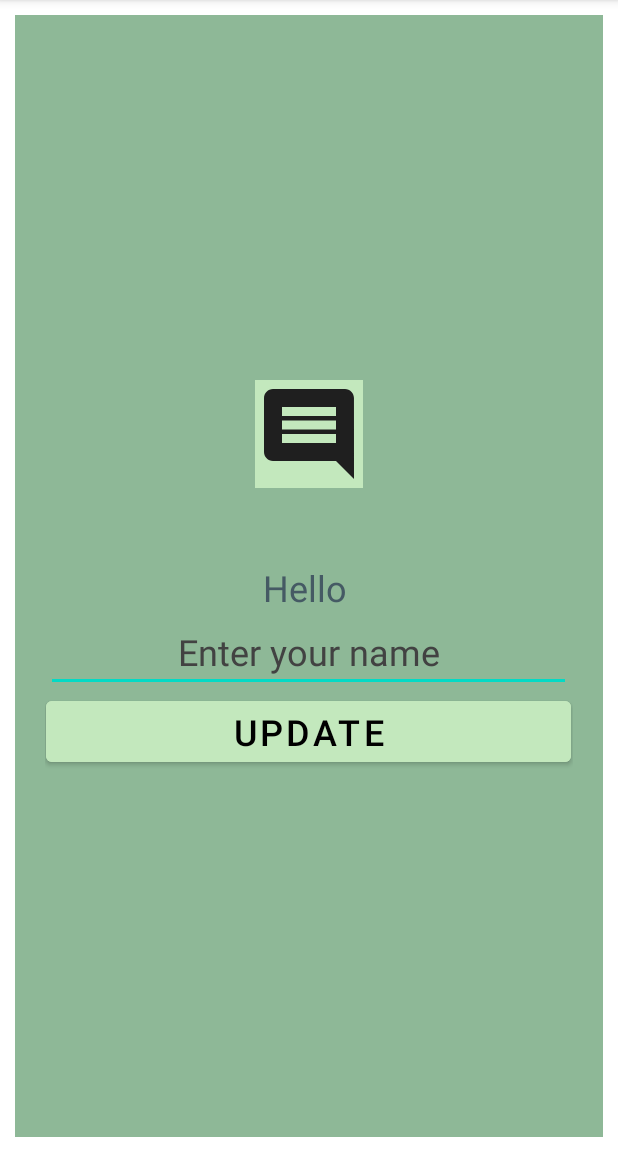
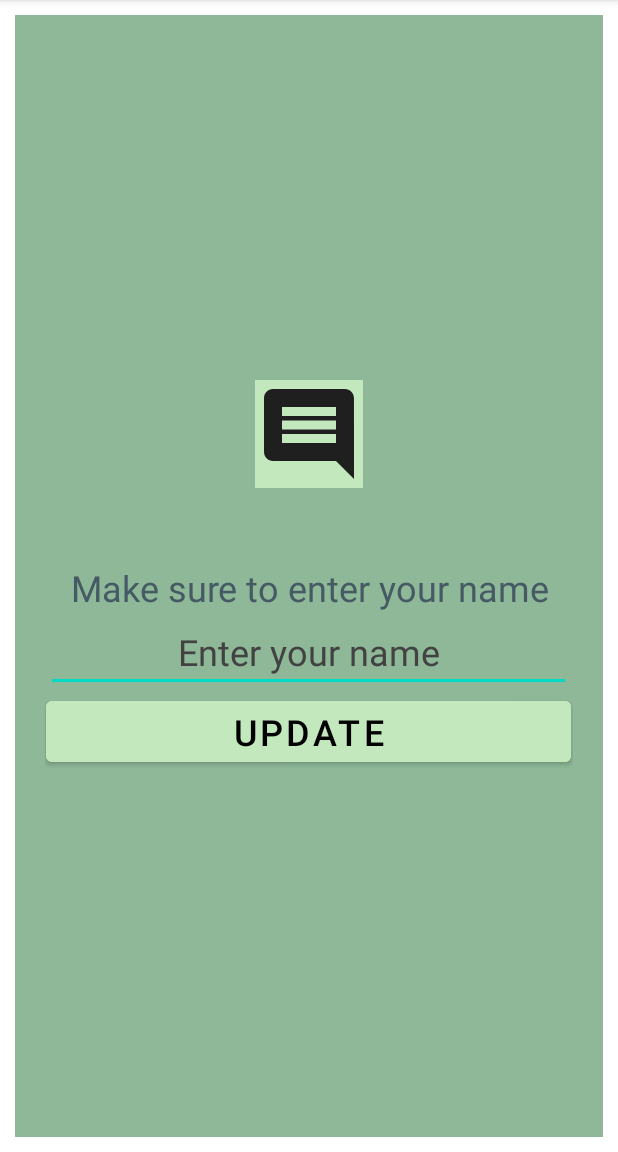
Before and after one commit to flowersa29/Portfolio, an Android app: the screen it shows after launch (MainActivity), after a tap on "UPDATE", on a phone screen of 412 x 824 dp, the part 84-1236 px from its top. Run offline under Robolectric (Android 15) with nearby library versions, the phone set to English and light mode, and no system bars.

Commit message:
Added hide keyboard

```diff
--- a/app/src/main/java/com/ebookfrenzy/motivateme/MainActivity.kt
+++ b/app/src/main/java/com/ebookfrenzy/motivateme/MainActivity.kt
@@ -1,8 +1,10 @@
 package com.ebookfrenzy.motivateme
 
+import android.content.Context
 import androidx.appcompat.app.AppCompatActivity
 import android.os.Bundle
 import android.util.Log
+import android.view.inputmethod.InputMethodManager
 import android.widget.Button
 import android.widget.EditText
 import android.widget.TextView
@@ -32,10 +34,31 @@ class MainActivity : AppCompatActivity() {
             //Get the username from the editText
             val username = name.text
 
-            //Update the textView to display our message
-            message.text = "Hello $username"
+            // pick a motivational message
+            val motivationalMessage = listOf("Keep working hard", "Never give in!", "Keep your head up","You can do it!", "You cant stop me!")
+            val index = (0..4).random()
+            val currentMessage = motivationalMessage[index]
 
-            //Clear the editText and use setText because
+        //Update the textView to display our message
+            if (username.toString() == "") {
+                message.text = "Make sure to enter your name"
+            } else {
+                message.text = "Hello $username! $currentMessage"
+            }
+
+            //Clear the editText and use setText because editText's require an editable
+            name.setText("")
+
+            //Hide the keyboard
+            hideKeyboard()
+
         }
 
+    // Hide the keyboard using an InputMethodManager
+    private fun hideKeyboard() {
+        val imm = getSystemService(Context.INPUT_METHOD_SERVICE) as InputMethodManager
+        imm.hideSoftInputFromWindow(name.windowToken, 0)
+
     }
+
+    }
```
